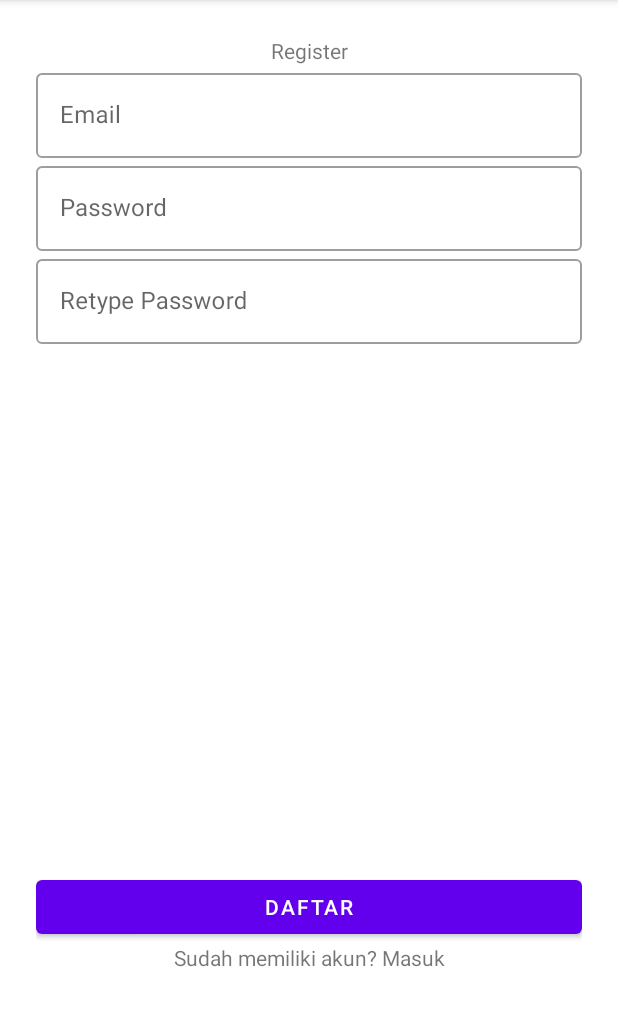
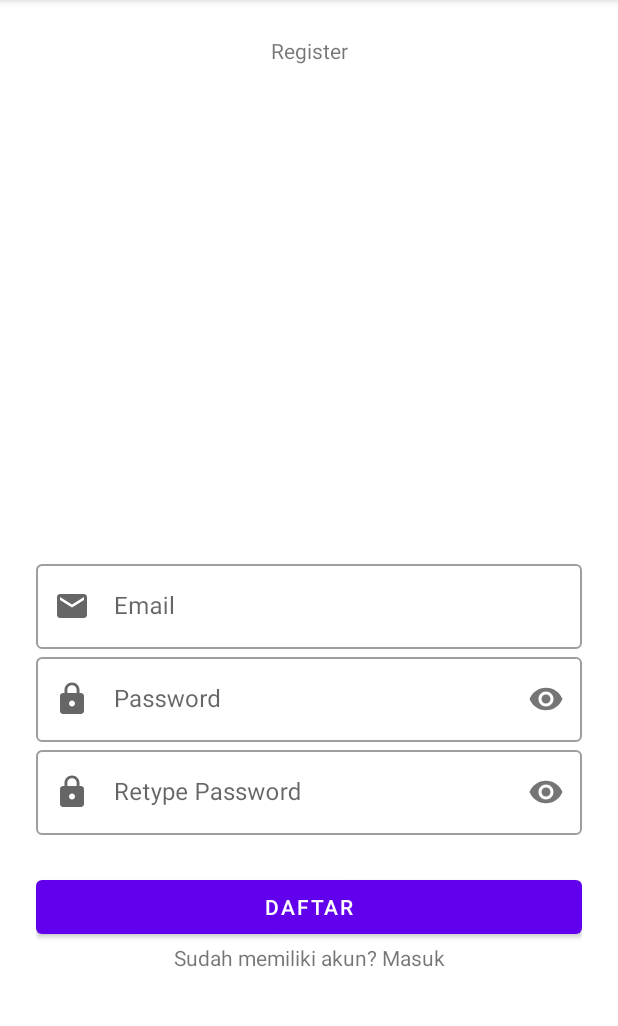
Before and after one commit to Reditya02/NoteApp, an Android app: the RegisterFragment screen opened through its navigation route, on a phone screen of 412 x 824 dp, the part 84-1110 px from its top. Run offline under Robolectric (Android 15) with nearby library versions, the phone set to English and light mode, and no system bars; our stand-ins replace Room's generated code.

Commit message:
Update UI

```diff
--- /dev/null
+++ b/app/src/main/res/drawable/ic_email.xml
@@ -0,0 +1,5 @@
+<vector android:height="24dp" android:tint="#000000"
+    android:viewportHeight="24" android:viewportWidth="24"
+    android:width="24dp" xmlns:android="http://schemas.android.com/apk/res/android">
+    <path android:fillColor="@android:color/white" android:pathData="M20,4L4,4c-1.1,0 -1.99,0.9 -1.99,2L2,18c0,1.1 0.9,2 2,2h16c1.1,0 2,-0.9 2,-2L22,6c0,-1.1 -0.9,-2 -2,-2zM20,8l-8,5 -8,-5L4,6l8,5 8,-5v2z"/>
+</vector>
--- /dev/null
+++ b/app/src/main/res/drawable/ic_password.xml
@@ -0,0 +1,5 @@
+<vector android:height="24dp" android:tint="#000000"
+    android:viewportHeight="24" android:viewportWidth="24"
+    android:width="24dp" xmlns:android="http://schemas.android.com/apk/res/android">
+    <path android:fillColor="@android:color/white" android:pathData="M18,8h-1L17,6c0,-2.76 -2.24,-5 -5,-5S7,3.24 7,6v2L6,8c-1.1,0 -2,0.9 -2,2v10c0,1.1 0.9,2 2,2h12c1.1,0 2,-0.9 2,-2L20,10c0,-1.1 -0.9,-2 -2,-2zM12,17c-1.1,0 -2,-0.9 -2,-2s0.9,-2 2,-2 2,0.9 2,2 -0.9,2 -2,2zM15.1,8L8.9,8L8.9,6c0,-1.71 1.39,-3.1 3.1,-3.1 1.71,0 3.1,1.39 3.1,3.1v2z"/>
+</vector>
--- a/app/src/main/res/layout/fragment_register.xml
+++ b/app/src/main/res/layout/fragment_register.xml
@@ -17,20 +17,28 @@
         app:layout_constraintLeft_toLeftOf="parent"
         app:layout_constraintRight_toRightOf="parent"/>
 
+    <LinearLayout
+        android:layout_width="match_parent"
+        android:layout_height="wrap_content"
+        app:layout_constraintBottom_toTopOf="@id/btn_register"
+        app:layout_constraintLeft_toLeftOf="parent"
+        app:layout_constraintRight_toRightOf="parent"
+        android:layout_marginBottom="24dp"
+        android:orientation="vertical">
+
         <com.google.android.material.textfield.TextInputLayout
             android:layout_width="match_parent"
             android:layout_height="wrap_content"
             android:id="@+id/layout_email"
             style="@style/Widget.MaterialComponents.TextInputLayout.OutlinedBox"
-        app:layout_constraintTop_toBottomOf="@id/tv_title_register"
-        app:layout_constraintLeft_toLeftOf="parent"
-        app:layout_constraintRight_toRightOf="parent"
+            app:startIconDrawable="@drawable/ic_email"
             android:hint="Email">
 
             <com.google.android.material.textfield.TextInputEditText
                 android:layout_width="match_parent"
                 android:layout_height="wrap_content"
-            android:id="@+id/edt_email" />
+                android:id="@+id/edt_email"
+                android:inputType="textEmailAddress"/>
 
         </com.google.android.material.textfield.TextInputLayout>
 
@@ -39,15 +47,15 @@
             android:layout_height="wrap_content"
             android:id="@+id/layout_password"
             style="@style/Widget.MaterialComponents.TextInputLayout.OutlinedBox"
-        app:layout_constraintTop_toBottomOf="@id/layout_email"
-        app:layout_constraintLeft_toLeftOf="parent"
-        app:layout_constraintRight_toRightOf="parent"
+            app:passwordToggleEnabled="true"
+            app:startIconDrawable="@drawable/ic_password"
             android:hint="Password">
 
             <com.google.android.material.textfield.TextInputEditText
                 android:layout_width="match_parent"
                 android:layout_height="wrap_content"
-            android:id="@+id/edt_password" />
+                android:id="@+id/edt_password"
+                android:inputType="textPassword"/>
 
         </com.google.android.material.textfield.TextInputLayout>
 
@@ -56,17 +64,19 @@
             android:layout_height="wrap_content"
             android:id="@+id/layout_retype_password"
             style="@style/Widget.MaterialComponents.TextInputLayout.OutlinedBox"
-        app:layout_constraintTop_toBottomOf="@id/layout_password"
-        app:layout_constraintLeft_toLeftOf="parent"
-        app:layout_constraintRight_toRightOf="parent"
+            app:passwordToggleEnabled="true"
+            app:startIconDrawable="@drawable/ic_password"
             android:hint="Retype Password">
 
             <com.google.android.material.textfield.TextInputEditText
                 android:layout_width="match_parent"
                 android:layout_height="wrap_content"
-            android:id="@+id/edt_retype_password" />
+                android:id="@+id/edt_retype_password"
+                android:inputType="textPassword"/>
 
         </com.google.android.material.textfield.TextInputLayout>
+
+    </LinearLayout>
 
     <Button
         android:layout_width="match_parent"
```
Also changed, not shown: app/src/main/res/layout/fragment_login.xml (+18 -8 lines). Lines whose indentation alone changed are shown as unchanged.
